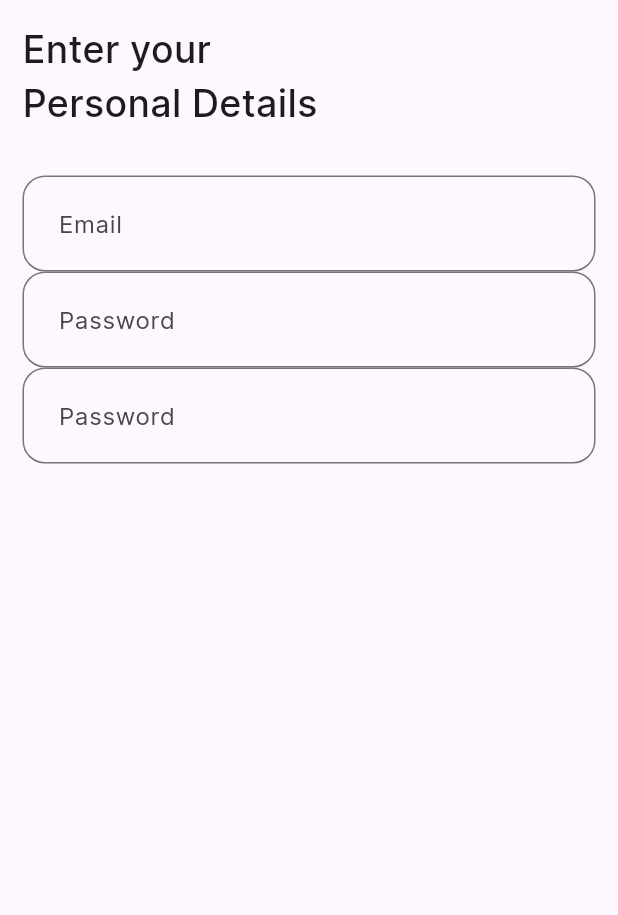
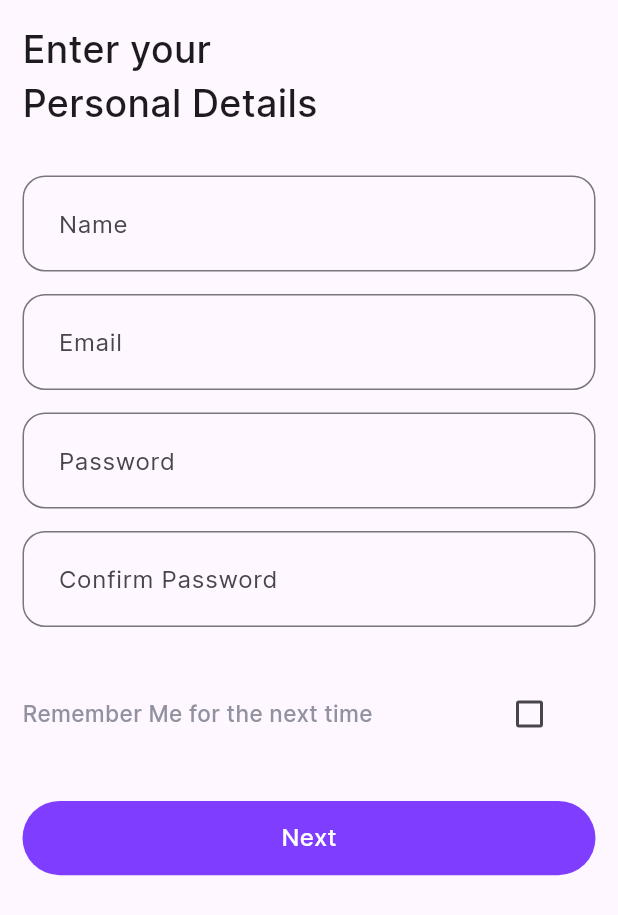
Before and after one commit to IKDewaraja/expenz-app, a Flutter app: the UserDataScreen screen opened directly, on a phone screen of 412 x 824 dp. Shown: the top 915 px of the screen. Run offline on Flutter 3.47's test engine with Material 3 defaults, Android fonts, the phone set to English and light mode, and no system bars; our stand-ins replace smooth_page_indicator.

Commit message:
user data - form validation

```diff
--- a/expenz/lib/screens/user_data_screen.dart
+++ b/expenz/lib/screens/user_data_screen.dart
@@ -1,5 +1,9 @@
+
+import 'package:flutter/material.dart';
+
 import 'package:expenz/constants/constants.dart';
-import 'package:flutter/material.dart';
+import 'package:expenz/widgets/custom_button.dart';
+import 'package:expenz/constants/colors.dart';
 
 class UserDataScreen extends StatefulWidget {
   const UserDataScreen({super.key});
@@ -9,6 +13,28 @@ class UserDataScreen extends StatefulWidget {
 }
 
 class _UserDataScreenState extends State<UserDataScreen> {
+  //for the checkbox
+  bool _rememberMe = false;
+
+  //form key for the form validations
+  final _formKey = GlobalKey<FormState>();
+
+  //controllers for the text form fields
+  final TextEditingController _userNameController = TextEditingController();
+  final TextEditingController _emailController = TextEditingController();
+  final TextEditingController _passwoedController = TextEditingController();
+  final TextEditingController _confirmPasswordController =
+      TextEditingController();
+
+  @override
+  void dispose() {
+    _userNameController.dispose();
+    _emailController.dispose();
+    _passwoedController.dispose();
+    _confirmPasswordController.dispose();
+    super.dispose();
+  }
+
   @override
   Widget build(BuildContext context) {
     return Scaffold(
@@ -19,69 +45,156 @@ class _UserDataScreenState extends State<UserDataScreen> {
             child: Column(
               crossAxisAlignment: CrossAxisAlignment.start,
               children: [
-            Text("Enter your \nPersonal Details",
-            style: TextStyle(
-              fontSize: 25,
-              fontWeight: FontWeight.w500,
-
-            ),
+                Text(
+                  "Enter your \nPersonal Details",
+                  style: TextStyle(fontSize: 25, fontWeight: FontWeight.w500),
                 ),
 
-            SizedBox(height: 30,),
+                SizedBox(height: 30),
 
                 //form
-
-            Form(child: Column(
+                Form(
+                  key: _formKey,
+                  child: Column(
                     crossAxisAlignment: CrossAxisAlignment.start,
                     children: [
-
-
-                //form field for the user email
+                      //form field for the name
                       TextFormField(
+                        controller: _userNameController,
+                        validator: (value) {
+                          //check whether the user entered a valid name
+                          if (value!.isEmpty) {
+                            return "Please enter your Name";
+                          }
+                        },
                         decoration: InputDecoration(
-                    hintText: "Email",
+                          hintText: "Name",
                           border: OutlineInputBorder(
                             borderRadius: BorderRadius.circular(15),
-
                           ),
                           contentPadding: EdgeInsets.all(20),
                         ),
                       ),
 
+                      SizedBox(height: 15),
+
+                      //form field for the user email
+                      TextFormField(
+                        controller: _emailController,
+                        validator: (value) {
+                          if (value!.isEmpty) {
+                            return "Enter a valid email address";
+                          }
+                        },
+                        decoration: InputDecoration(
+                          hintText: "Email",
+
+                          border: OutlineInputBorder(
+                            borderRadius: BorderRadius.circular(15),
+                          ),
+                          contentPadding: EdgeInsets.all(20),
+                        ),
+                      ),
+                      SizedBox(height: 15),
 
                       //form field for the user password
                       TextFormField(
+                        controller: _passwoedController,
+                        validator: (value) {
+                          if (value!.isEmpty) {
+                            return "Plese enter a valid password";
+                          }
+                        },
                         obscureText: true,
                         decoration: InputDecoration(
                           hintText: "Password",
                           border: OutlineInputBorder(
                             borderRadius: BorderRadius.circular(15),
-
                           ),
                           contentPadding: EdgeInsets.all(20),
                         ),
                       ),
 
+                      SizedBox(height: 15),
 
                       //user confirm password
                       TextFormField(
+                        controller: _confirmPasswordController,
+                        validator: (value) {
+                          if (value!.isEmpty) {
+                            return "Plese enter the same password";
+                          }
+                        },
                         obscureText: true,
                         decoration: InputDecoration(
-                    hintText: "Password",
+                          hintText: "Confirm Password",
                           border: OutlineInputBorder(
                             borderRadius: BorderRadius.circular(15),
-
                           ),
                           contentPadding: EdgeInsets.all(20),
                         ),
                       ),
+
+                      SizedBox(height: 30),
+
+                      //remember me for the next time
+                      Row(
+                        mainAxisAlignment: MainAxisAlignment.start,
+                        children: [
+                          Text(
+                            "Remember Me for the next time",
+                            style: TextStyle(
+                              fontSize: 15,
+                              fontWeight: FontWeight.w500,
+                              color: kGrey,
+                            ),
+                          ),
+
+                          Expanded(
+                            child: CheckboxListTile(
+                              activeColor: kMainColor,
+                              value: _rememberMe,
+                              onChanged: (value) {
+                                setState(() {
+                                  _rememberMe = value!;
+
+                                  //  print(_rememberMe);
+                                },
+                                );
+                              },
+                            ),
+                          ),
                         ],
                       ),
-            )
 
-      ]
+                      SizedBox(height: 30),
+
+                      //next button
+                      GestureDetector(
+                        onTap: () {
+                          if (_formKey.currentState!.validate()) {
+                            //form is valid => process data
+                            String userName = _userNameController.text;
+                            String email = _emailController.text;
+                            String password = _passwoedController.text;
+                            String confirmPassword =
+                                _confirmPasswordController.text;
+
+                                print("$userName =$email = $password = $confirmPassword");
+                          }
+                        },
+                        child: CustomButton(
+                          buttonName: "Next",
+                          buttonColor: kMainColor,
                         ),
-      )),
+                      ),
+                    ],
+                  ),
+                ),
+              ],
+            ),
+          ),
+        ),
       ),
     );
   }
```
Lines whose indentation alone changed are shown as unchanged.
